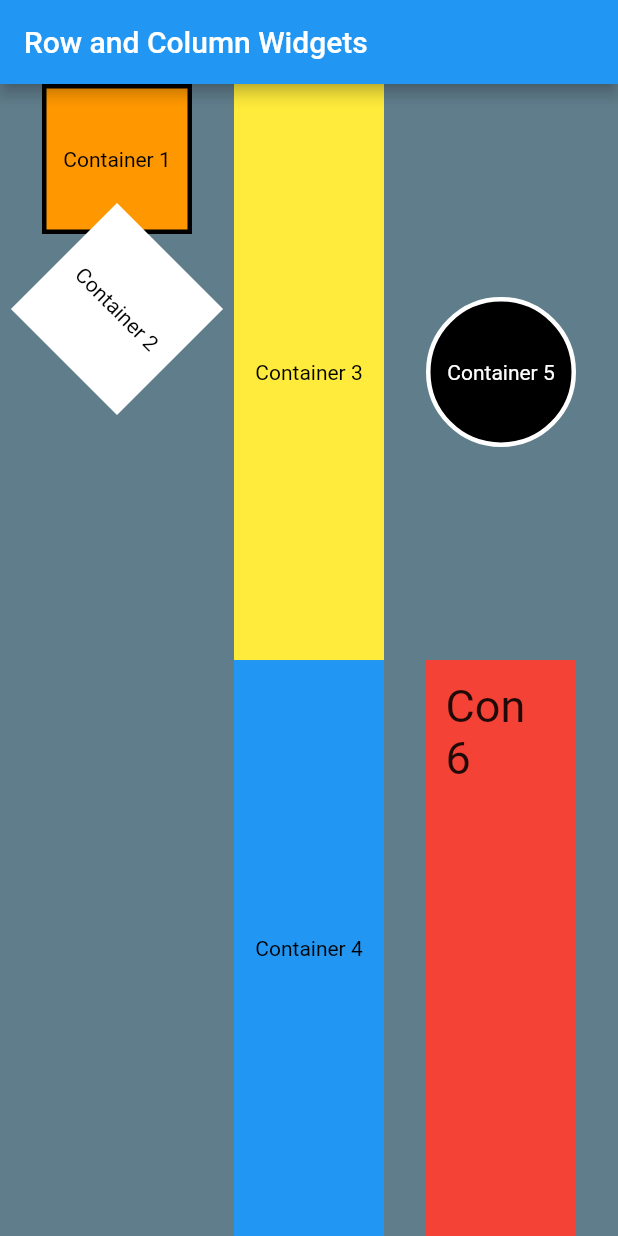
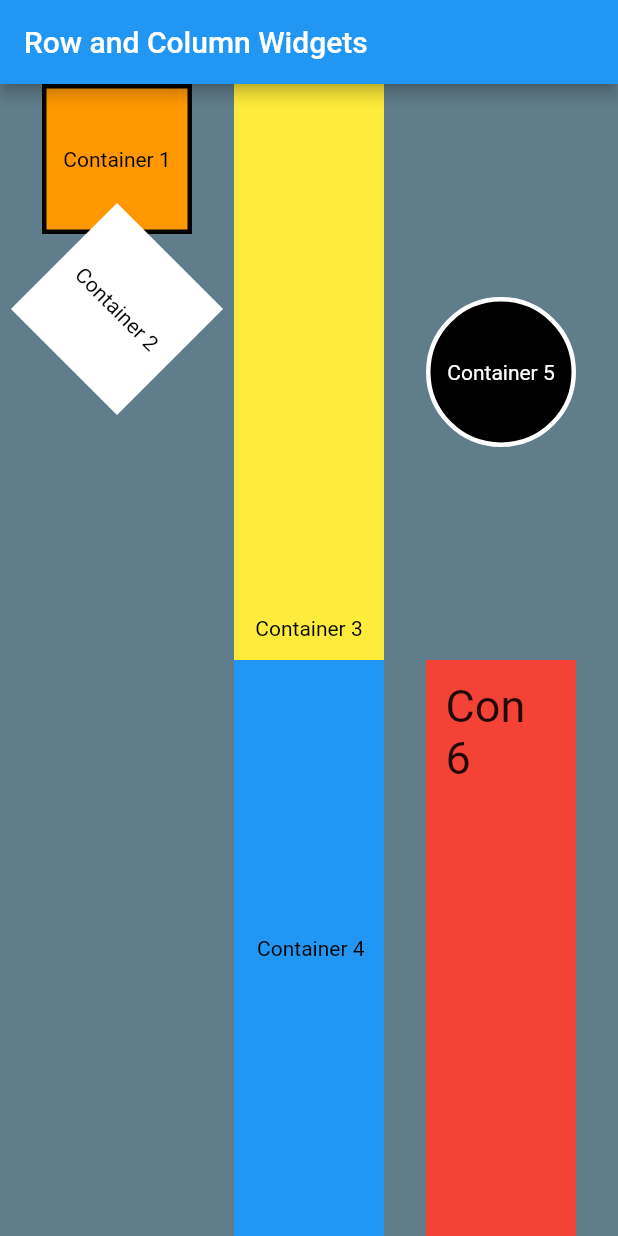
Before and after one commit to banishangural/FlutterApp01_BanishBanish, a Flutter app: the screen it shows after launch, on a phone screen of 412 x 824 dp. Run offline on Flutter 3.47's test engine with Material 2 defaults, Android fonts, the phone set to English and light mode, and no system bars.

Commit message:
Added the Alignment property to con 3 and 4

```diff
--- a/flutterapp_01/lib/main.dart
+++ b/flutterapp_01/lib/main.dart
@@ -34,12 +34,48 @@ class MyApp extends StatelessWidget {
               Column(
                 children: <Widget>[
                   Expanded(
-                    child: ContainerWidget(Colors.yellow, Colors.yellow,
-                        'Container 3', Colors.black, 14),
+                    child: Container(
+                      padding: EdgeInsets.all(10.0),
+                      height: 100,
+                      width: 100,
+                      decoration: BoxDecoration(
+                        border: Border.all(width: 3, color: Colors.yellow),
+                        color: Colors.yellow,
+                      ),
+                      child: Container(
+                        alignment: Alignment.bottomCenter,
+                        child: Text(
+                          'Container 3',
+                          style: TextStyle(
+                            color: Colors.black,
+                            fontSize: 14,
+                          ),
+                        ),
+                      ),
+                    ),
                   ),
                   Expanded(
-                    child: ContainerWidget(Colors.blue, Colors.blue,
-                        'Container 4', Colors.black, 14),
+                    child: Container(
+                      padding: EdgeInsets.all(10.0),
+                      height: 100,
+                      width: 100,
+                      decoration: BoxDecoration(
+                        border: Border.all(width: 3, color: Colors.blue),
+                        color: Colors.blue,
+                      ),
+                      child: Container(
+                        alignment: Alignment.centerRight,
+                        child: Text(
+                          'Container 4',
+                          style: TextStyle(
+                            color: Colors.black,
+                            fontSize: 14,
+                          ),
+                        ),
+                      ),
+                    ),
+                    //ContainerWidget(Colors.blue, Colors.blue,
+                    //'Container 4', Colors.black, 14),
                   ),
                 ],
               ),
@@ -122,6 +158,7 @@ class ContainerWidget extends StatelessWidget {
           ),
         ),
       ),
+      alignment: Alignment(1, 1),
     );
   }
 }
```
